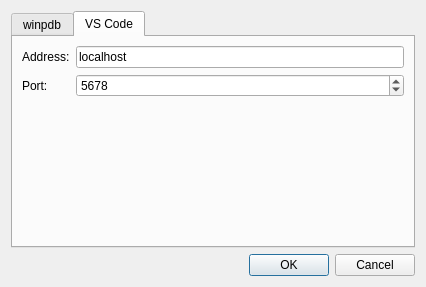
Before: the Qt Designer form src/Gui/RemoteDebugger.ui in southseact-3d/fcd, drawn with Qt 5.
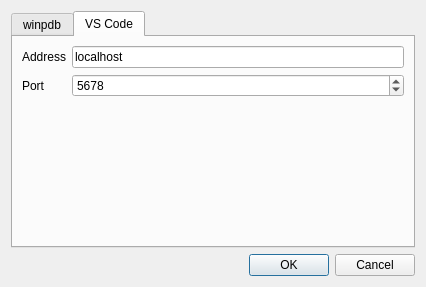
After: the same form once the commit is applied. The open tabs and pages were chosen to show the change.

What changed in the file:
```diff
--- a/src/Gui/RemoteDebugger.ui
+++ b/src/Gui/RemoteDebugger.ui
@@ -61,7 +61,7 @@
        <item row="0" column="0">
         <widget class="QLabel" name="labelAddress">
          <property name="text">
-          <string>Address:</string>
+          <string>Address</string>
          </property>
         </widget>
        </item>
@@ -75,7 +75,7 @@
        <item row="1" column="0">
         <widget class="QLabel" name="labelPort">
          <property name="text">
-          <string>Port:</string>
+          <string>Port</string>
          </property>
         </widget>
        </item>
```
Left out of the diff: 4 changed lines with no effect on the pictures.
